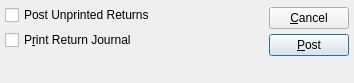
Pegasus-RPG/xtuple-client, file guiclient/postCreditMemos.ui: the form before one commit.
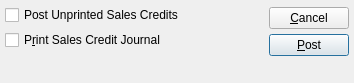
The form after the commit. Custom widgets are drawn as their Qt base class.

Commit message: Issue #26802: Rename Credit Memo/Return to Sales Credit consistently

```diff
--- a/guiclient/postCreditMemos.ui
+++ b/guiclient/postCreditMemos.ui
@@ -54,7 +54,7 @@
          <item>
           <widget class="XCheckBox" name="_postUnprinted">
            <property name="text">
-            <string>Post Unprinted Returns</string>
+            <string>Post Unprinted Sales Credits</string>
            </property>
           </widget>
          </item>
@@ -87,7 +87,7 @@
          <item>
           <widget class="XCheckBox" name="_printJournal">
            <property name="text">
-            <string>P&amp;rint Return Journal</string>
+            <string>P&amp;rint Sales Credit Journal</string>
            </property>
           </widget>
          </item>
```
Left out of the diff: 4 changed lines with no effect on the pictures. The commit also changes 30 other files.
